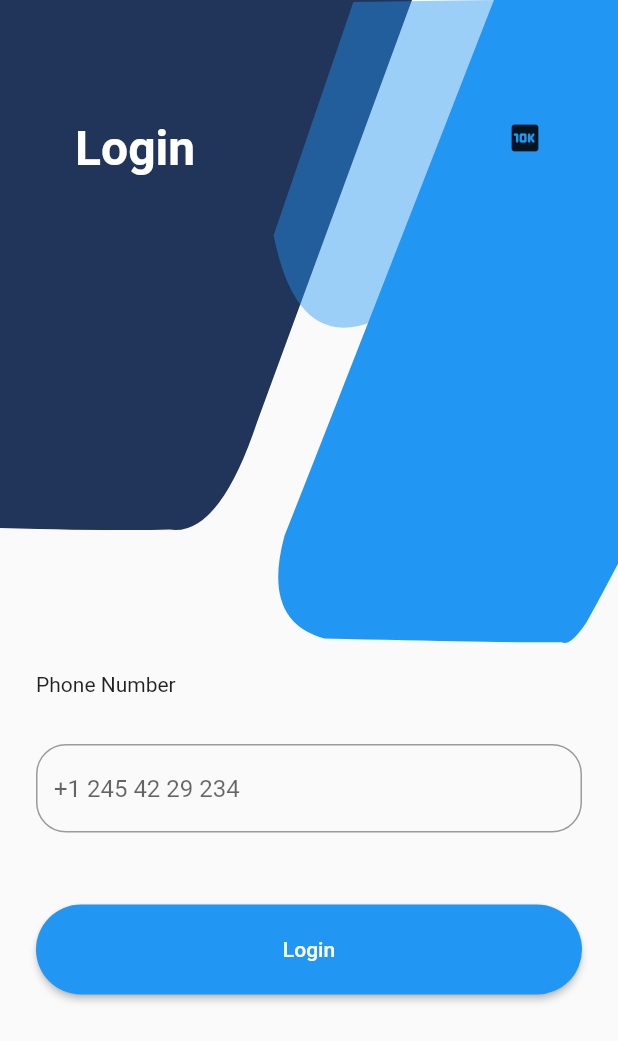
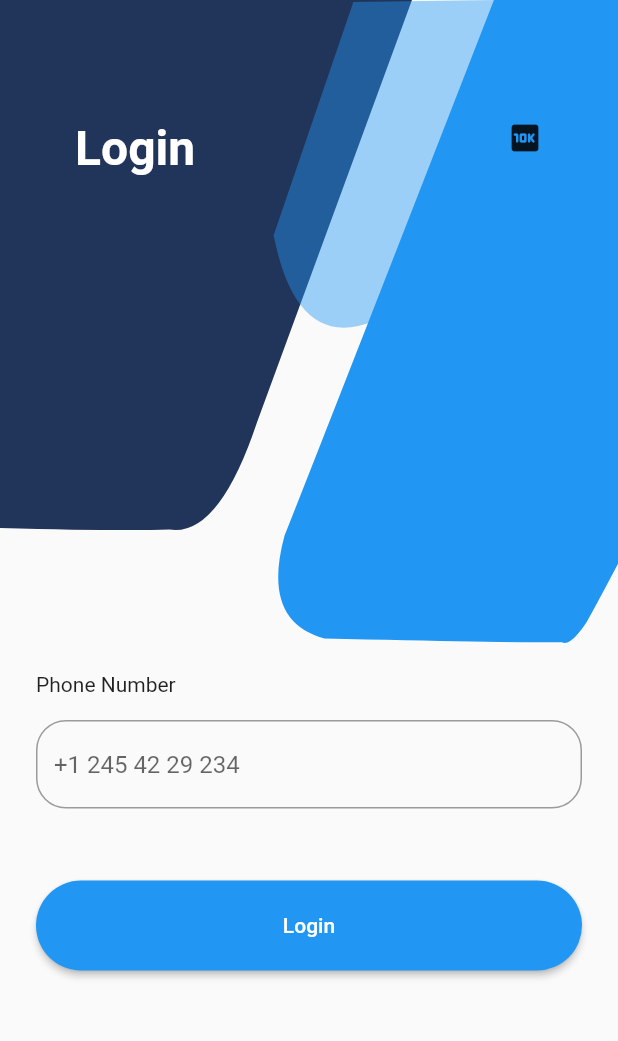
Before and after one commit to shravaninw/custom_paint, a Flutter app: the screen it shows after launch, on a phone screen of 412 x 824 dp. Shown: the top 1041 px of the screen. Run offline on Flutter 3.47's test engine with Material 2 defaults, Android fonts, the phone set to English and light mode, and no system bars.

Commit message:
login page

```diff
--- a/lib/main.dart
+++ b/lib/main.dart
@@ -77,7 +77,7 @@ class _MyHomePageState extends State<MyHomePage> {
             ),
           ),
           Padding(
-            padding: const EdgeInsets.all(24.0),
+            padding: const EdgeInsets.fromLTRB(24, 8, 24, 24),
             child: TextFormField(
               decoration: InputDecoration(
                   hintText: '+1 245 42 29 234',
```
